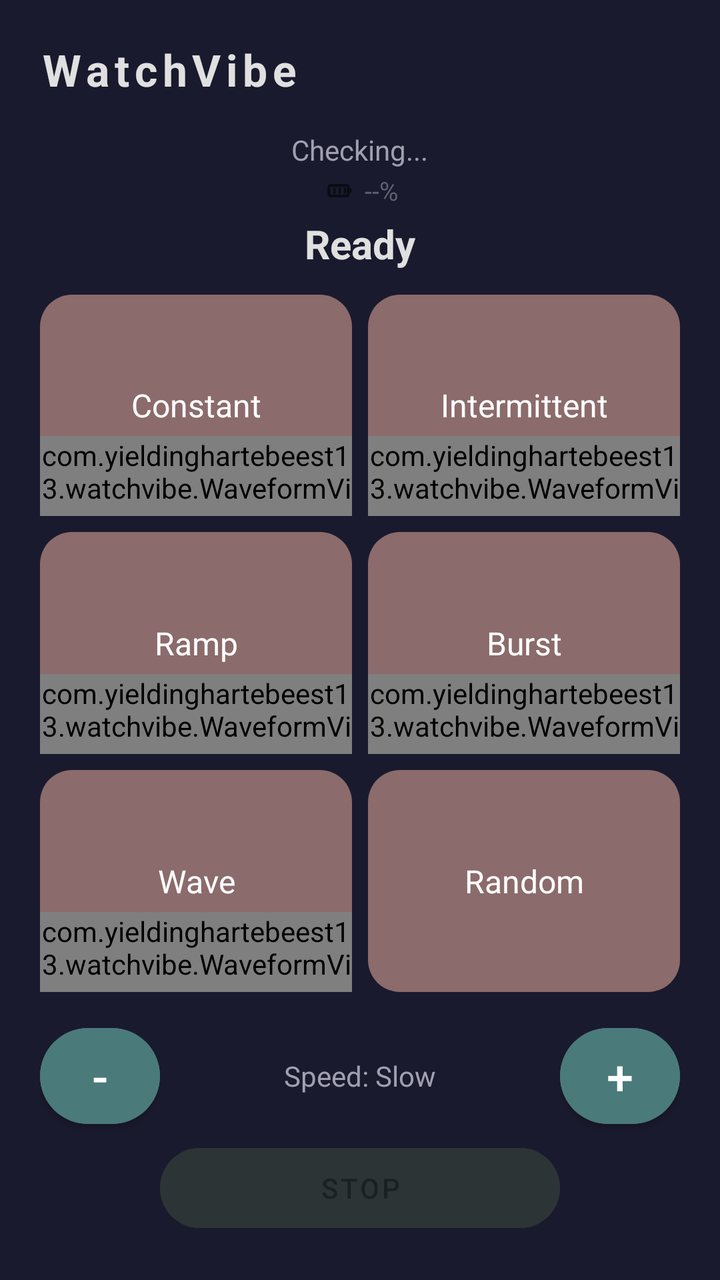
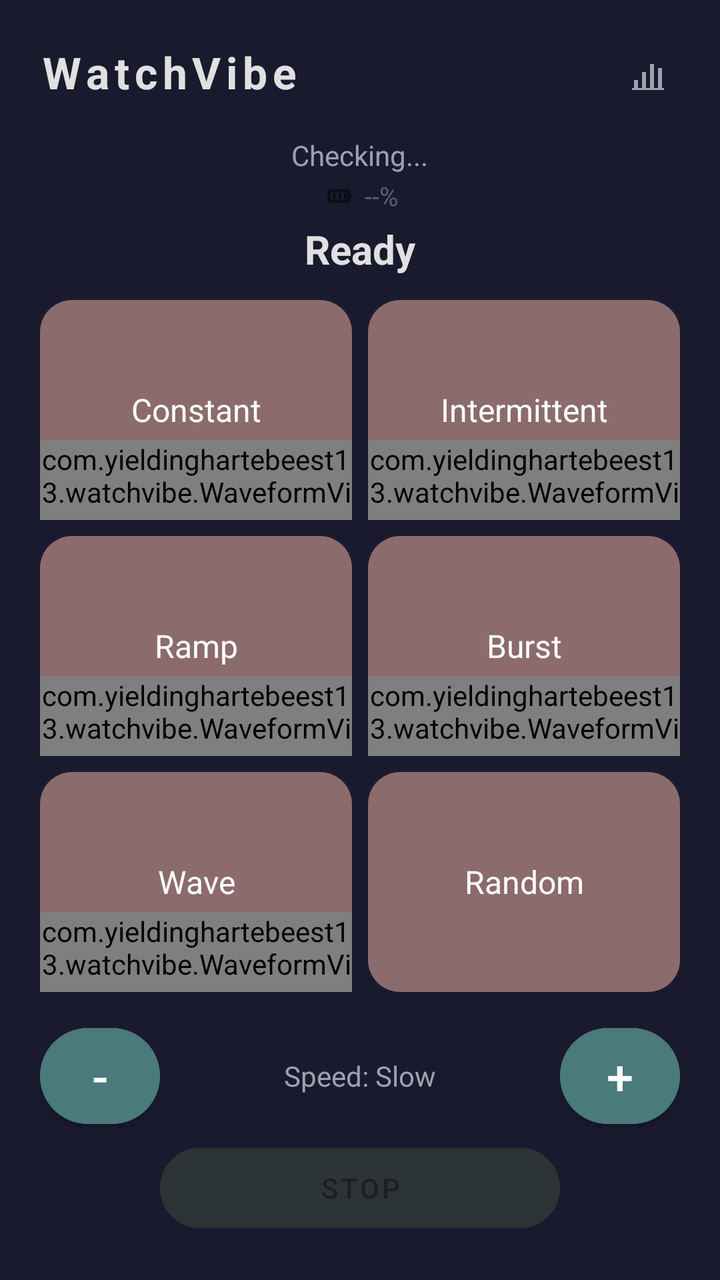

Before-and-after screenshots of an Android layout around one commit, followed by the original layout XML and the change that was made.
<!-- AndroidManifest.xml: application theme Theme.WatchVibeControl -->
<!-- res/layout/activity_main.xml -->
<?xml version="1.0" encoding="utf-8"?>
<LinearLayout
    xmlns:android="http://schemas.android.com/apk/res/android"
    xmlns:app="http://schemas.android.com/apk/res-auto"
    android:layout_width="match_parent"
    android:layout_height="match_parent"
    android:orientation="vertical"
    android:gravity="center"
    android:padding="20dp"
    android:background="#1a1a2e">

    
    <TextView
        android:layout_width="match_parent"
        android:layout_height="wrap_content"
        android:text="WatchVibe"
        android:textColor="#e0e0e0"
        android:textSize="22sp"
        android:textStyle="bold"
        android:gravity="start"
        android:letterSpacing="0.12"
        android:layout_marginBottom="16dp" />

    
    <TextView
        android:id="@+id/wearStatus"
        android:layout_width="wrap_content"
        android:layout_height="wrap_content"
        android:text="Checking..."
        android:textColor="#a0a0b0"
        android:textSize="14sp"
        android:layout_marginBottom="2dp" />

    
    <LinearLayout
        android:id="@+id/batteryRow"
        android:layout_width="wrap_content"
        android:layout_height="wrap_content"
        android:orientation="horizontal"
        android:gravity="center"
        android:layout_marginBottom="4dp">

        <ImageView
            android:id="@+id/batteryIcon"
            android:layout_width="18dp"
            android:layout_height="18dp"
            android:src="@drawable/ic_battery"
            android:layout_marginEnd="4dp" />

        <TextView
            android:id="@+id/batteryText"
            android:layout_width="wrap_content"
            android:layout_height="wrap_content"
            android:text="--%"
            android:textColor="#606070"
            android:textSize="13sp" />
    </LinearLayout>

    
    <TextView
        android:id="@+id/statusText"
        android:layout_width="wrap_content"
        android:layout_height="wrap_content"
        android:text="Ready"
        android:textColor="#e0e0e0"
        android:textSize="20sp"
        android:textStyle="bold"
        android:layout_marginBottom="12dp" />

    
    <LinearLayout
        android:layout_width="match_parent"
        android:layout_height="0dp"
        android:layout_weight="1"
        android:orientation="vertical">

        <LinearLayout
            android:layout_width="match_parent"
            android:layout_height="0dp"
            android:layout_weight="1"
            android:orientation="horizontal"
            android:layout_marginBottom="8dp">

            
            <FrameLayout
                android:id="@+id/tileConstant"
                android:layout_width="0dp"
                android:layout_height="match_parent"
                android:layout_weight="1"
                android:layout_marginEnd="4dp"
                android:clickable="true"
                android:focusable="true"
                android:foreground="?attr/selectableItemBackground"
                android:background="@drawable/tile_bg_active"
                android:clipChildren="false"
                android:clipToPadding="false">

                <View
                    android:id="@+id/tileConstantBg"
                    android:layout_width="match_parent"
                    android:layout_height="match_parent"
                    android:background="@drawable/tile_bg" />

                <TextView
                    android:id="@+id/tileConstantTitle"
                    android:layout_width="match_parent"
                    android:layout_height="match_parent"
                    android:text="Constant"
                    android:textColor="#FFFFFF"
                    android:textSize="16sp"
                    android:gravity="center"
                    android:textAllCaps="false" />

                <FrameLayout
                    android:id="@+id/tileConstantActive"
                    android:layout_width="match_parent"
                    android:layout_height="match_parent"
                    android:visibility="gone">

                    <ImageView
                        android:id="@+id/tileConstantDots"
                        android:layout_width="56dp"
                        android:layout_height="56dp"
                        android:layout_gravity="center"
                        android:src="@drawable/ic_dots_circle"
                        android:tint="#FFFFFF" />

                    <View
                        android:id="@+id/tileConstantPulseBackdrop"
                        android:layout_width="20dp"
                        android:layout_height="20dp"
                        android:layout_gravity="center"
                        android:background="@drawable/tile_bg_pause_btn"
                        android:alpha="0.3" />

                    <View
                        android:id="@+id/tileConstantCenter"
                        android:layout_width="28dp"
                        android:layout_height="28dp"
                        android:layout_gravity="center"
                        android:background="@drawable/tile_bg_pause_btn" />
                </FrameLayout>

        <com.yieldinghartebeest13.watchvibe.WaveformView
            android:id="@+id/tileConstantChart"
            android:layout_width="match_parent"
            android:layout_height="40dp"
            android:layout_gravity="bottom" />
            </FrameLayout>

            
            <FrameLayout
                android:id="@+id/tileIntermittent"
                android:layout_width="0dp"
                android:layout_height="match_parent"
                android:layout_weight="1"
                android:layout_marginStart="4dp"
                android:clickable="true"
                android:focusable="true"
                android:foreground="?attr/selectableItemBackground"
                android:background="@drawable/tile_bg_active"
                android:clipChildren="false"
                android:clipToPadding="false">

                <View
                    android:id="@+id/tileIntermittentBg"
                    android:layout_width="match_parent"
                    android:layout_height="match_parent"
                    android:background="@drawable/tile_bg" />

                <TextView
                    android:id="@+id/tileIntermittentTitle"
                    android:layout_width="match_parent"
                    android:layout_height="match_parent"
                    android:text="Intermittent"
                    android:textColor="#FFFFFF"
                    android:textSize="16sp"
                    android:gravity="center"
                    android:textAllCaps="false" />

                <FrameLayout
                    android:id="@+id/tileIntermittentActive"
                    android:layout_width="match_parent"
                    android:layout_height="match_parent"
                    android:visibility="gone">

                    <ImageView
                        android:id="@+id/tileIntermittentDots"
                        android:layout_width="56dp"
                        android:layout_height="56dp"
                        android:layout_gravity="center"
                        android:src="@drawable/ic_dots_circle"
                        android:tint="#FFFFFF" />

                    <View
                        android:id="@+id/tileIntermittentPulseBackdrop"
                        android:layout_width="20dp"
                        android:layout_height="20dp"
                        android:layout_gravity="center"
                        android:background="@drawable/tile_bg_pause_btn"
                        android:alpha="0.3" />

                    <View
                        android:id="@+id/tileIntermittentCenter"
                        android:layout_width="28dp"
                        android:layout_height="28dp"
                        android:layout_gravity="center"
                        android:background="@drawable/tile_bg_pause_btn" />
                </FrameLayout>

        <com.yieldinghartebeest13.watchvibe.WaveformView
            android:id="@+id/tileIntermittentChart"
            android:layout_width="match_parent"
            android:layout_height="40dp"
            android:layout_gravity="bottom" />
            </FrameLayout>
        </LinearLayout>

        <LinearLayout
            android:layout_width="match_parent"
            android:layout_height="0dp"
            android:layout_weight="1"
            android:orientation="horizontal"
            android:layout_marginBottom="8dp">

            
            <FrameLayout
                android:id="@+id/tileRamp"
                android:layout_width="0dp"
                android:layout_height="match_parent"
                android:layout_weight="1"
                android:layout_marginEnd="4dp"
                android:clickable="true"
                android:focusable="true"
                android:foreground="?attr/selectableItemBackground"
                android:background="@drawable/tile_bg_active"
                android:clipChildren="false"
                android:clipToPadding="false">

                <View
                    android:id="@+id/tileRampBg"
                    android:layout_width="match_parent"
                    android:layout_height="match_parent"
                    android:background="@drawable/tile_bg" />

                <TextView
                    android:id="@+id/tileRampTitle"
                    android:layout_width="match_parent"
                    android:layout_height="match_parent"
                    android:text="Ramp"
                    android:textColor="#FFFFFF"
                    android:textSize="16sp"
                    android:gravity="center"
                    android:textAllCaps="false" />

                <FrameLayout
                    android:id="@+id/tileRampActive"
                    android:layout_width="match_parent"
                    android:layout_height="match_parent"
                    android:visibility="gone">

                    <ImageView
                        android:id="@+id/tileRampDots"
                        android:layout_width="56dp"
                        android:layout_height="56dp"
                        android:layout_gravity="center"
                        android:src="@drawable/ic_dots_circle"
                        android:tint="#FFFFFF" />

                    <View
                        android:id="@+id/tileRampPulseBackdrop"
                        android:layout_width="20dp"
                        android:layout_height="20dp"
                        android:layout_gravity="center"
                        android:background="@drawable/tile_bg_pause_btn"
                        android:alpha="0.3" />

                    <View
                        android:id="@+id/tileRampCenter"
                        android:layout_width="28dp"
                        android:layout_height="28dp"
                        android:layout_gravity="center"
                        android:background="@drawable/tile_bg_pause_btn" />
                </FrameLayout>

        <com.yieldinghartebeest13.watchvibe.WaveformView
            android:id="@+id/tileRampChart"
            android:layout_width="match_parent"
            android:layout_height="40dp"
            android:layout_gravity="bottom" />
            </FrameLayout>

            
            <FrameLayout
                android:id="@+id/tileBurst"
                android:layout_width="0dp"
                android:layout_height="match_parent"
                android:layout_weight="1"
                android:layout_marginStart="4dp"
                android:clickable="true"
                android:focusable="true"
                android:foreground="?attr/selectableItemBackground"
                android:background="@drawable/tile_bg_active"
                android:clipChildren="false"
                android:clipToPadding="false">

                <View
                    android:id="@+id/tileBurstBg"
                    android:layout_width="match_parent"
                    android:layout_height="match_parent"
                    android:background="@drawable/tile_bg" />

                <TextView
                    android:id="@+id/tileBurstTitle"
                    android:layout_width="match_parent"
                    android:layout_height="match_parent"
                    android:text="Burst"
                    android:textColor="#FFFFFF"
                    android:textSize="16sp"
                    android:gravity="center"
                    android:textAllCaps="false" />

                <FrameLayout
                    android:id="@+id/tileBurstActive"
                    android:layout_width="match_parent"
                    android:layout_height="match_parent"
                    android:visibility="gone">

                    <ImageView
                        android:id="@+id/tileBurstDots"
                        android:layout_width="56dp"
                        android:layout_height="56dp"
                        android:layout_gravity="center"
                        android:src="@drawable/ic_dots_circle"
                        android:tint="#FFFFFF" />

                    <View
                        android:id="@+id/tileBurstPulseBackdrop"
                        android:layout_width="20dp"
                        android:layout_height="20dp"
                        android:layout_gravity="center"
                        android:background="@drawable/tile_bg_pause_btn"
                        android:alpha="0.3" />

                    <View
                        android:id="@+id/tileBurstCenter"
                        android:layout_width="28dp"
                        android:layout_height="28dp"
                        android:layout_gravity="center"
                        android:background="@drawable/tile_bg_pause_btn" />
                </FrameLayout>

        <com.yieldinghartebeest13.watchvibe.WaveformView
            android:id="@+id/tileBurstChart"
            android:layout_width="match_parent"
            android:layout_height="40dp"
            android:layout_gravity="bottom" />
            </FrameLayout>
        </LinearLayout>

        <LinearLayout
            android:layout_width="match_parent"
            android:layout_height="0dp"
            android:layout_weight="1"
            android:orientation="horizontal"
            android:layout_marginBottom="0dp">

            
            <FrameLayout
                android:id="@+id/tileWave"
                android:layout_width="0dp"
                android:layout_height="match_parent"
                android:layout_weight="1"
                android:layout_marginEnd="4dp"
                android:clickable="true"
                android:focusable="true"
                android:foreground="?attr/selectableItemBackground"
                android:background="@drawable/tile_bg_active"
                android:clipChildren="false"
                android:clipToPadding="false">

                <View
                    android:id="@+id/tileWaveBg"
                    android:layout_width="match_parent"
                    android:layout_height="match_parent"
                    android:background="@drawable/tile_bg" />

                <TextView
                    android:id="@+id/tileWaveTitle"
                    android:layout_width="match_parent"
                    android:layout_height="match_parent"
                    android:text="Wave"
                    android:textColor="#FFFFFF"
                    android:textSize="16sp"
                    android:gravity="center"
                    android:textAllCaps="false" />

                <FrameLayout
                    android:id="@+id/tileWaveActive"
                    android:layout_width="match_parent"
                    android:layout_height="match_parent"
                    android:visibility="gone">

                    <ImageView
                        android:id="@+id/tileWaveDots"
                        android:layout_width="56dp"
                        android:layout_height="56dp"
                        android:layout_gravity="center"
                        android:src="@drawable/ic_dots_circle"
                        android:tint="#FFFFFF" />

                    <View
                        android:id="@+id/tileWavePulseBackdrop"
                        android:layout_width="20dp"
                        android:layout_height="20dp"
                        android:layout_gravity="center"
                        android:background="@drawable/tile_bg_pause_btn"
                        android:alpha="0.3" />

                    <View
                        android:id="@+id/tileWaveCenter"
                        android:layout_width="28dp"
                        android:layout_height="28dp"
                        android:layout_gravity="center"
                        android:background="@drawable/tile_bg_pause_btn" />
                </FrameLayout>

        <com.yieldinghartebeest13.watchvibe.WaveformView
            android:id="@+id/tileWaveChart"
            android:layout_width="match_parent"
            android:layout_height="40dp"
            android:layout_gravity="bottom" />
            </FrameLayout>

            
            <FrameLayout
                android:id="@+id/tileRandom"
                android:layout_width="0dp"
                android:layout_height="match_parent"
                android:layout_weight="1"
                android:layout_marginStart="4dp"
                android:clickable="true"
                android:focusable="true"
                android:foreground="?attr/selectableItemBackground"
                android:background="@drawable/tile_bg_active"
                android:clipChildren="false"
                android:clipToPadding="false">

                <View
                    android:id="@+id/tileRandomBg"
                    android:layout_width="match_parent"
                    android:layout_height="match_parent"
                    android:background="@drawable/tile_bg" />

                <TextView
                    android:id="@+id/tileRandomTitle"
                    android:layout_width="match_parent"
                    android:layout_height="match_parent"
                    android:text="Random"
                    android:textColor="#FFFFFF"
                    android:textSize="16sp"
                    android:gravity="center"
                    android:textAllCaps="false" />

                <FrameLayout
                    android:id="@+id/tileRandomActive"
                    android:layout_width="match_parent"
                    android:layout_height="match_parent"
                    android:visibility="gone">

                    <ImageView
                        android:id="@+id/tileRandomDots"
                        android:layout_width="56dp"
                        android:layout_height="56dp"
                        android:layout_gravity="center"
                        android:src="@drawable/ic_dots_circle"
                        android:tint="#FFFFFF" />

                    <View
                        android:id="@+id/tileRandomPulseBackdrop"
                        android:layout_width="20dp"
                        android:layout_height="20dp"
                        android:layout_gravity="center"
                        android:background="@drawable/tile_bg_pause_btn"
                        android:alpha="0.3" />

                    <View
                        android:id="@+id/tileRandomCenter"
                        android:layout_width="28dp"
                        android:layout_height="28dp"
                        android:layout_gravity="center"
                        android:background="@drawable/tile_bg_pause_btn" />
                </FrameLayout>

            </FrameLayout>
        </LinearLayout>
    </LinearLayout>

    
    <LinearLayout
        android:layout_width="match_parent"
        android:layout_height="wrap_content"
        android:orientation="horizontal"
        android:gravity="center"
        android:layout_marginTop="12dp">

        <com.google.android.material.button.MaterialButton
            android:id="@+id/btnLess"
            android:layout_width="60dp"
            android:layout_height="60dp"
            android:text="-"
            android:textSize="24sp"
            app:cornerRadius="30dp"
            android:backgroundTint="#4a7a7a" />

        <TextView
            android:id="@+id/speedLabel"
            android:layout_width="0dp"
            android:layout_height="wrap_content"
            android:layout_weight="1"
            android:text="Speed: Slow"
            android:textColor="#a0a0b0"
            android:textSize="14sp"
            android:gravity="center" />

        <com.google.android.material.button.MaterialButton
            android:id="@+id/btnMore"
            android:layout_width="60dp"
            android:layout_height="60dp"
            android:text="+"
            android:textSize="24sp"
            app:cornerRadius="30dp"
            android:backgroundTint="#4a7a7a" />
    </LinearLayout>

    
    <com.google.android.material.button.MaterialButton
        android:id="@+id/btnStop"
        android:layout_width="200dp"
        android:layout_height="52dp"
        android:text="STOP"
        android:textAllCaps="true"
        android:enabled="false"
        app:cornerRadius="26dp"
        android:backgroundTint="#2d3436" />

</LinearLayout>
<!-- resources referenced by this layout -->
<resources>
  <!-- drawable ic_battery (drawable) -->
  <vector xmlns:android="http://schemas.android.com/apk/res/android"
      android:width="24dp"
      android:height="24dp"
      android:viewportWidth="24"
      android:viewportHeight="24"
      android:tint="?attr/colorControlNormal">
      
      <path
          android:fillColor="#00000000"
          android:strokeWidth="1.8"
          android:strokeColor="@android:color/white"
          android:pathData="M6.5,8.5 L17.5,8.5 A1,1 0,0,1 18.5,9.5 L18.5,14.5 A1,1 0,0,1 17.5,15.5 L6.5,15.5 A1,1 0,0,1 5.5,14.5 L5.5,9.5 A1,1 0,0,1 6.5,8.5 Z" />
      
      <path
          android:fillColor="@android:color/white"
          android:pathData="M18.5,10.5 L20,10.5 A0.5,0.5 0,0,1 20.5,11 L20.5,13 A0.5,0.5 0,0,1 20,13.5 L18.5,13.5 Z" />
      
      <path
          android:fillColor="@android:color/white"
          android:pathData="M15.5,10 L17,10 L17,14 L15.5,14 Z" />
      
      <path
          android:fillColor="@android:color/white"
          android:pathData="M12,10 L13.5,10 L13.5,14 L12,14 Z" />
      
      <path
          android:fillColor="@android:color/white"
          android:pathData="M8.5,10 L10,10 L10,14 L8.5,14 Z" />
  </vector>
  <!-- drawable tile_bg (drawable) -->
  <?xml version="1.0" encoding="utf-8"?>
  <shape xmlns:android="http://schemas.android.com/apk/res/android" android:shape="rectangle">
      <corners android:radius="16dp" />
      <solid android:color="#8b6b6b" />
  </shape>
  <!-- drawable tile_bg_active (drawable) -->
  <?xml version="1.0" encoding="utf-8"?>
  <shape xmlns:android="http://schemas.android.com/apk/res/android" android:shape="rectangle">
      <corners android:radius="16dp" />
      <solid android:color="#00000000" />
  </shape>
  <!-- drawable tile_bg_pause_btn (drawable) -->
  <?xml version="1.0" encoding="utf-8"?>
  <shape xmlns:android="http://schemas.android.com/apk/res/android" android:shape="oval">
      <size android:width="28dp" android:height="28dp" />
      <solid android:color="#AAFFFFFF" />
  </shape>
  <style name="Theme.WatchVibeControl" parent="Theme.MaterialComponents.DayNight.NoActionBar">
          <item name="android:statusBarColor">#1a1a2e</item>
          <item name="android:windowLightStatusBar">false</item>
      </style>
  <!-- unchanged entries left out for length: 1 -->
</resources>

<!-- the commit's change to res/layout/activity_main.xml (unified diff, before → after) -->
@@ -10,16 +10,33 @@
     android:background="#1a1a2e">
 
     
-    <TextView
+    <LinearLayout
         android:layout_width="match_parent"
         android:layout_height="wrap_content"
-        android:text="WatchVibe"
-        android:textColor="#e0e0e0"
-        android:textSize="22sp"
-        android:textStyle="bold"
-        android:gravity="start"
-        android:letterSpacing="0.12"
-        android:layout_marginBottom="16dp" />
+        android:orientation="horizontal"
+        android:gravity="center_vertical"
+        android:layout_marginBottom="16dp">
+
+        <TextView
+            android:layout_width="0dp"
+            android:layout_height="wrap_content"
+            android:layout_weight="1"
+            android:text="WatchVibe"
+            android:textColor="#e0e0e0"
+            android:textSize="22sp"
+            android:textStyle="bold"
+            android:letterSpacing="0.12" />
+
+        <ImageView
+            android:id="@+id/btnStats"
+            android:layout_width="32dp"
+            android:layout_height="32dp"
+            android:src="@drawable/ic_stats"
+            android:clickable="true"
+            android:focusable="true"
+            android:padding="4dp"
+            android:contentDescription="Stats" />
+    </LinearLayout>
 
     
     <TextView
<!-- resource entries referenced after the edit -->
@@ -30,6 +30,34 @@
           android:fillColor="@android:color/white"
           android:pathData="M8.5,10 L10,10 L10,14 L8.5,14 Z" />
   </vector>
+  <!-- drawable ic_stats (drawable) -->
+  <vector xmlns:android="http://schemas.android.com/apk/res/android"
+      android:width="24dp"
+      android:height="24dp"
+      android:viewportWidth="24"
+      android:viewportHeight="24"
+      android:tint="#a0a0b0">
+      
+      <path
+          android:fillColor="#a0a0b0"
+          android:pathData="M5,16 L5,20 L7,20 L7,16 Z" />
+      
+      <path
+          android:fillColor="#a0a0b0"
+          android:pathData="M9,12 L9,20 L11,20 L11,12 Z" />
+      
+      <path
+          android:fillColor="#a0a0b0"
+          android:pathData="M13,8 L13,20 L15,20 L15,8 Z" />
+      
+      <path
+          android:fillColor="#a0a0b0"
+          android:pathData="M17,10 L17,20 L19,20 L19,10 Z" />
+      
+      <path
+          android:fillColor="#a0a0b0"
+          android:pathData="M4,20 L20,20 L20,21 L4,21 Z" />
+  </vector>
   <!-- drawable tile_bg (drawable) -->
   <?xml version="1.0" encoding="utf-8"?>
   <shape xmlns:android="http://schemas.android.com/apk/res/android" android:shape="rectangle">
